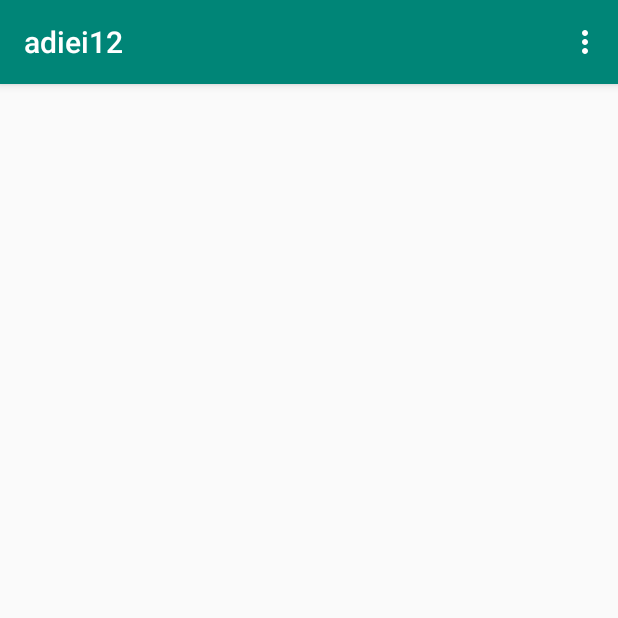
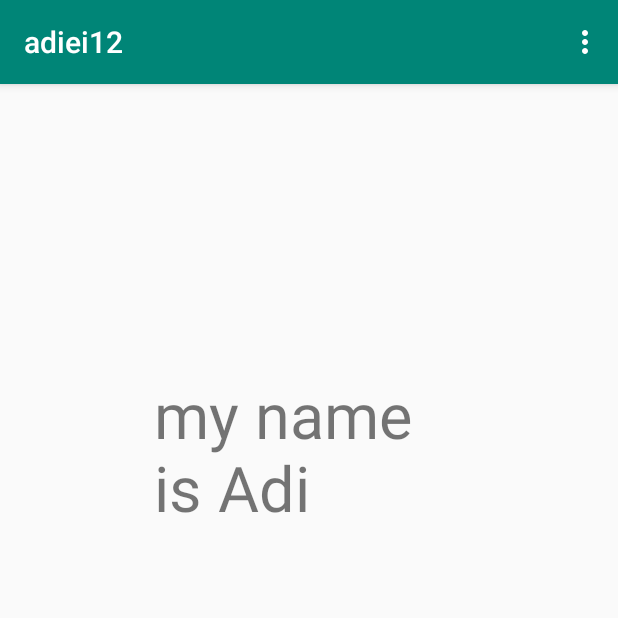
Before and after one commit to adidi3/adiei12, an Android app: the Main2Activity screen opened directly, with no data from a screen before it, on a phone screen of 412 x 824 dp, the top half of it. Run offline under Robolectric (Android 15) with nearby library versions, the phone set to English and light mode, and no system bars.

Commit message:
2nd commit

```diff
--- a/app/src/main/java/com/example/adipe/adiei12/MainActivity.java
+++ b/app/src/main/java/com/example/adipe/adiei12/MainActivity.java
@@ -29,7 +29,7 @@ public class MainActivity extends AppCompatActivity {
     public boolean onOptionsItemSelected(MenuItem item) {
         int eo= item.getItemId();
         if (eo==R.id.cred){
-            Intent r= new Intent(this, MainActivity.class);
+            Intent r= new Intent(this, Main2Activity.class);
             startActivity(r);}
         return super.onOptionsItemSelected(item);
     }
--- a/app/src/main/res/layout/activity_main2.xml
+++ b/app/src/main/res/layout/activity_main2.xml
@@ -1,9 +1,48 @@
 <?xml version="1.0" encoding="utf-8"?>
-<android.support.constraint.ConstraintLayout xmlns:android="http://schemas.android.com/apk/res/android"
+<LinearLayout xmlns:android="http://schemas.android.com/apk/res/android"
     xmlns:app="http://schemas.android.com/apk/res-auto"
     xmlns:tools="http://schemas.android.com/tools"
     android:layout_width="match_parent"
     android:layout_height="match_parent"
+    android:layout_gravity="center"
+    android:orientation="vertical"
     tools:context=".Main2Activity">
 
-</android.support.constraint.ConstraintLayout>
+
+    <Space
+        android:layout_width="match_parent"
+        android:layout_height="0dp"
+        android:layout_weight="1" />
+
+    <LinearLayout
+        android:layout_width="match_parent"
+        android:layout_height="0dp"
+        android:layout_weight="2"
+        android:orientation="horizontal">
+
+        <Space
+            android:layout_width="0dp"
+            android:layout_height="match_parent"
+            android:layout_weight="1"/>
+
+        <TextView
+            android:id="@+id/a1"
+            android:layout_width="0dp"
+            android:layout_gravity="center"
+            android:layout_height="match_parent"
+            android:textSize="42sp"
+            android:layout_weight="2"
+            android:text="my name is Adi" />
+
+        <Space
+            android:layout_width="0dp"
+            android:layout_height="match_parent"
+            android:layout_weight="1" />
+    </LinearLayout>
+
+    <Space
+        android:layout_width="match_parent"
+        android:layout_height="0dp"
+        android:layout_weight="1" />
+
+</LinearLayout>
```
